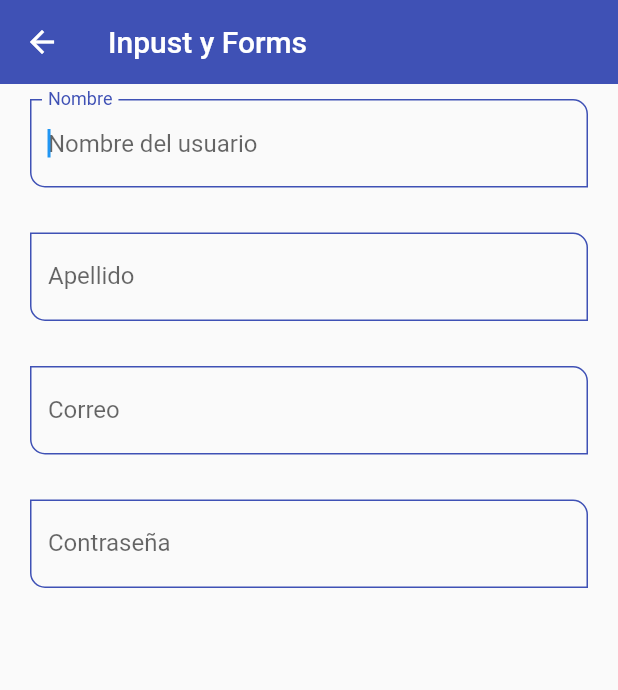
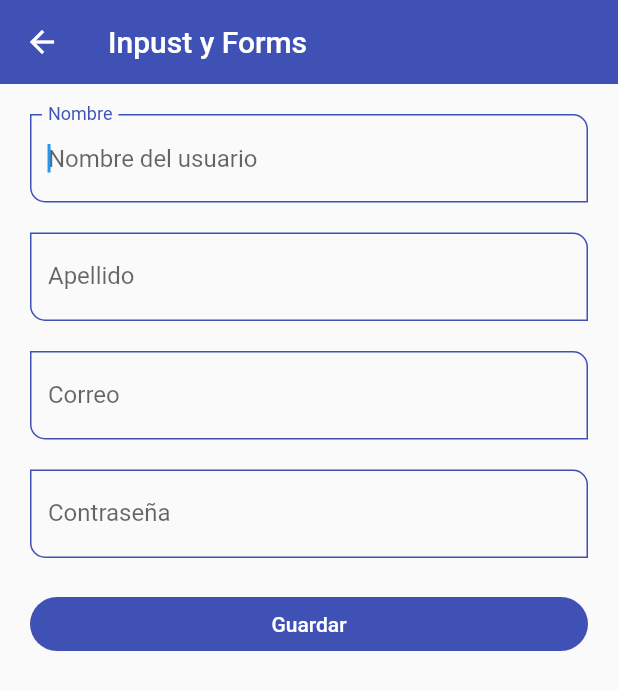
Before and after one commit to davidfores1/Flutter_components, a Flutter app: the InputsScreen screen opened by its route, on a phone screen of 412 x 824 dp. Shown: the top 690 px of the screen. Run offline on Flutter 3.47's test engine with Material 2 defaults, Android fonts, the phone set to English and light mode, and no system bars.

```diff
--- a/lib/screens/inputs_screen.dart
+++ b/lib/screens/inputs_screen.dart
@@ -7,6 +7,16 @@ class InputsScreen extends StatelessWidget {
 
   @override
   Widget build(BuildContext context) {
+
+    final GlobalKey<FormState> myFormKey = GlobalKey<FormState>();
+    final Map<String, String> formValues ={
+      'first_name': 'David',
+      'last_name' : 'Forero',
+      'email'     : 'david@hotmail.es',
+      'password'  : '123456',
+      'role'      : 'Admin'
+    };
+
     return  Scaffold(
       appBar: AppBar(
         title: const Text('Inpust y Forms'),
@@ -14,20 +24,40 @@ class InputsScreen extends StatelessWidget {
       body:SingleChildScrollView(
         child: Padding(
           padding: const EdgeInsets.symmetric(horizontal: 20, vertical: 10),
-          child: Column(
-            children:const [
-              CustomInputField(labelText: 'Nombre', hintText: 'Nombre del usuario'),
-              SizedBox(height: 30),
+          child: Form(
+            key: myFormKey,
+            child: Column(
+              children: [
+                const SizedBox(height: 10),
+                const CustomInputField(labelText: 'Nombre', hintText: 'Nombre del usuario'),
+                const SizedBox(height: 20),
 
-              CustomInputField(labelText: 'Apellido', hintText: 'Apellido'),
-              SizedBox(height: 30),
+                const CustomInputField(labelText: 'Apellido', hintText: 'Apellido'),
+                const SizedBox(height: 20),
 
-              CustomInputField(labelText: 'Correo', hintText: 'Correo del usuario', textInputType:TextInputType.emailAddress),
-              SizedBox(height: 30),
+                const CustomInputField(labelText: 'Correo', hintText: 'Correo del usuario', textInputType:TextInputType.emailAddress),
+                const SizedBox(height: 20),
 
-              CustomInputField(labelText: 'Contraseña', hintText: 'Contraseña del usuario', obscureText: true),
-              SizedBox(height: 30),
-            ],
+                const CustomInputField(labelText: 'Contraseña', hintText: 'Contraseña del usuario', obscureText: true),
+                const SizedBox(height: 20),
+
+                ElevatedButton(
+                  onPressed: () {
+
+                    FocusScope.of(context).requestFocus(FocusNode());
+
+                    if(!myFormKey.currentState!.validate()){
+                       print('Formulario no válido');
+                       return;
+                    }
+                   },
+                  child: const SizedBox(
+                    width: double.infinity,
+                    child:Center(child: Text('Guardar'))
+                    )
+                  )
+              ],
+            ),
           ),
         ),
       )
```
